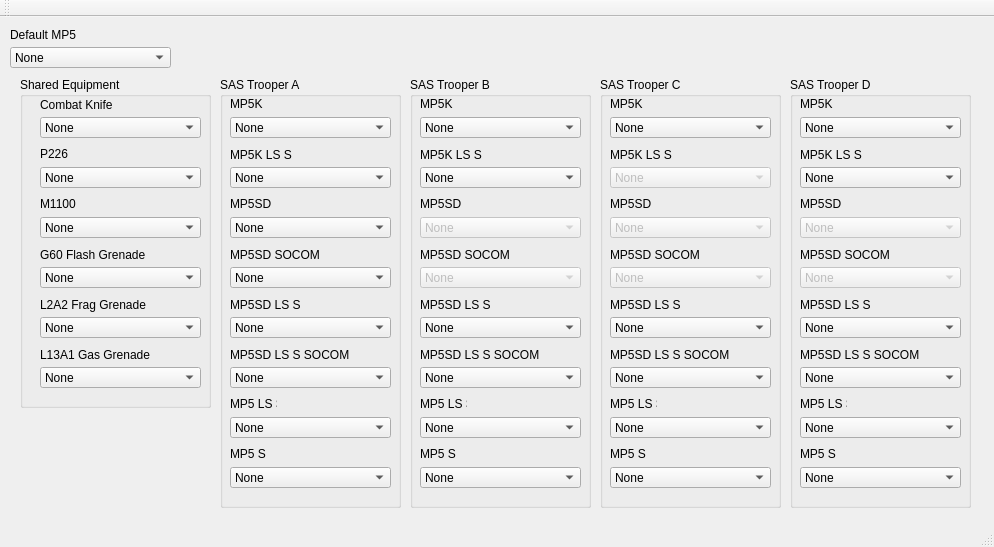
Above: loadouttool.ui from DreamKnife/TheRegimentLoadoutTool before the change. Below: the same form after it.
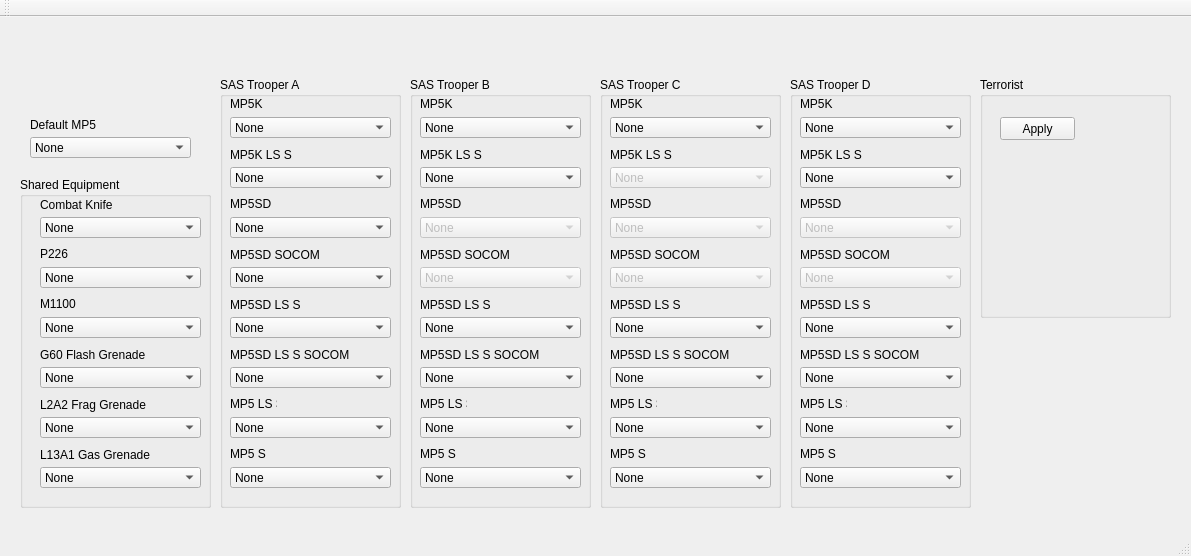
That is the form after the change. Custom widgets are drawn as their Qt base class.

The edit to the form file:
```diff
--- a/loadouttool.ui
+++ b/loadouttool.ui
@@ -6,8 +6,8 @@
    <rect>
     <x>0</x>
     <y>0</y>
-    <width>994</width>
-    <height>547</height>
+    <width>1191</width>
+    <height>556</height>
    </rect>
   </property>
   <property name="windowTitle">
@@ -18,7 +18,7 @@
     <property name="geometry">
      <rect>
       <x>20</x>
-      <y>60</y>
+      <y>160</y>
       <width>191</width>
       <height>331</height>
      </rect>
@@ -753,8 +753,8 @@
    <widget class="QComboBoxCustom" name="comboBox">
     <property name="geometry">
      <rect>
-      <x>10</x>
-      <y>30</y>
+      <x>30</x>
+      <y>120</y>
       <width>161</width>
       <height>21</height>
      </rect>
@@ -826,8 +826,8 @@
    <widget class="QLabel" name="label">
     <property name="geometry">
      <rect>
-      <x>10</x>
-      <y>10</y>
+      <x>30</x>
+      <y>100</y>
       <width>161</width>
       <height>16</height>
      </rect>
@@ -4613,6 +4613,32 @@
      </item>
     </widget>
    </widget>
+   <widget class="QGroupBox" name="groupBox_6">
+    <property name="geometry">
+     <rect>
+      <x>980</x>
+      <y>60</y>
+      <width>191</width>
+      <height>241</height>
+     </rect>
+    </property>
+    <property name="title">
+     <string>Terrorist</string>
+    </property>
+    <widget class="QPushButton" name="pbTApply">
+     <property name="geometry">
+      <rect>
+       <x>20</x>
+       <y>40</y>
+       <width>75</width>
+       <height>23</height>
+      </rect>
+     </property>
+     <property name="text">
+      <string>Apply</string>
+     </property>
+    </widget>
+   </widget>
   </widget>
   <widget class="QMenuBar" name="menuBar">
    <property name="geometry">
```
Left out of the diff: 24 changed lines with no effect on the pictures.
